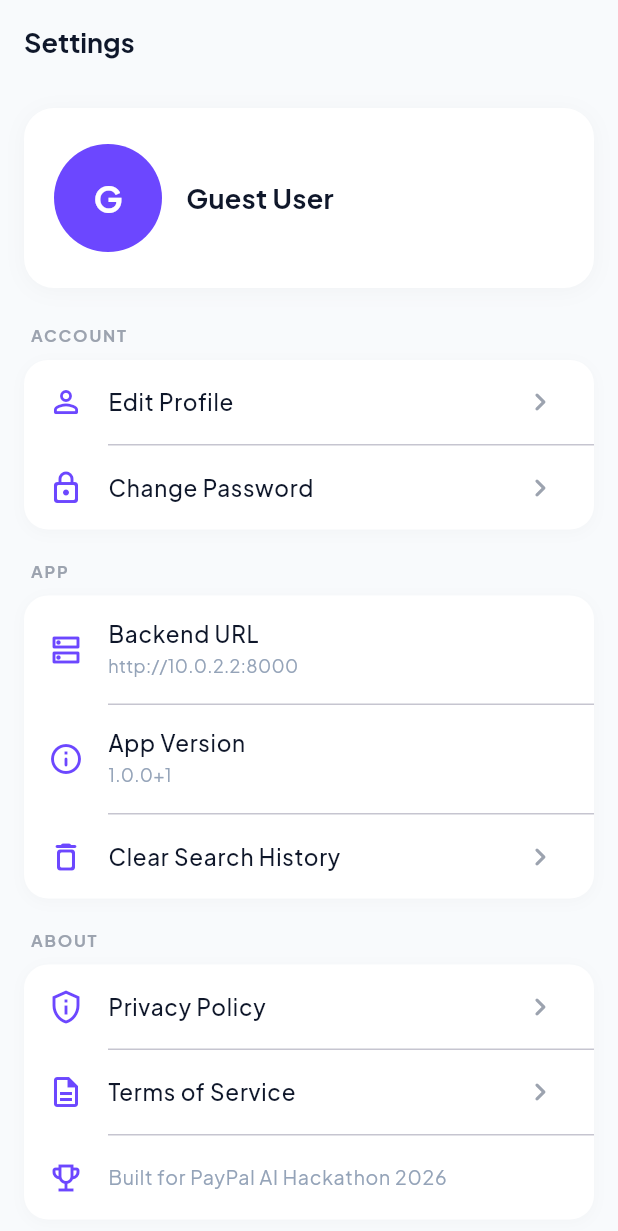
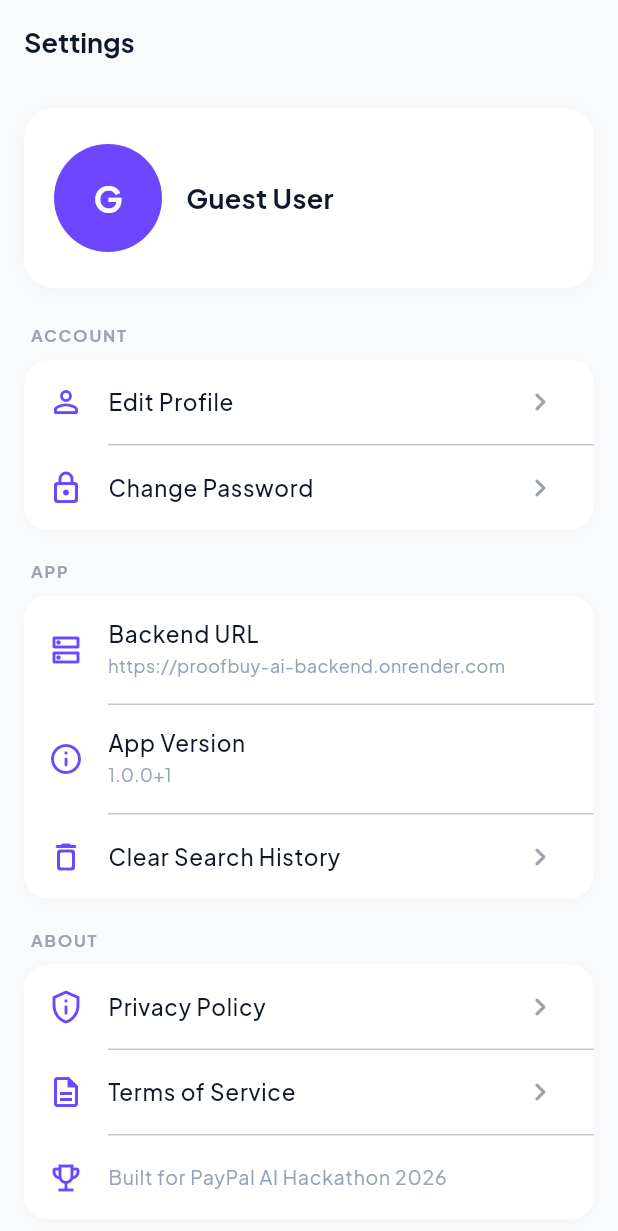
Before and after one commit to PhillDev-coder256/proofbuy-ai, a Flutter app: the SettingsScreen screen opened by its route, on a phone screen of 412 x 824 dp. Shown: the top 1231 px of the screen. Run offline on Flutter 3.47's test engine with Material 3 defaults, Android fonts, the phone set to English and light mode, and no system bars; our stand-ins replace cached_network_image, dio, flutter_riverpod, freezed_annotation, go_router, google_fonts and 3 more; accounts and stored records are empty; generated files the repository leaves out were written again.

Commit message:
feat: deploy to Render + update default backend URL
Render deployment:
- Service: proofbuy-ai-backend
- URL: https://proofbuy-ai-backend.onrender.com
- Health: /health returns ok
- All env vars set: Channel3, Groq, PayPal sandbox, JWT

AppConfig:
- Default BACKEND_URL now points to Render (works on physical devices)
- Override for local dev: --dart-define=BACKEND_URL=http://10.0.2.2:8000

```diff
--- a/mobile/lib/core/config/app_config.dart
+++ b/mobile/lib/core/config/app_config.dart
@@ -12,10 +12,11 @@ class AppConfig {
   /// Backend base URL.
   ///
   /// Set via `--dart-define=BACKEND_URL=http://...` at build/run time.
-  /// Defaults to the Android emulator loopback address.
+  /// Default: Render deployed backend (works on physical devices and everywhere).
+  /// For local emulator development override with http://10.0.2.2:8000
   static String get backendUrl => const String.fromEnvironment(
         'BACKEND_URL',
-        defaultValue: 'http://10.0.2.2:8000',
+        defaultValue: 'https://proofbuy-ai-backend.onrender.com',
       );
 
   /// PayPal Sandbox Client ID
```
